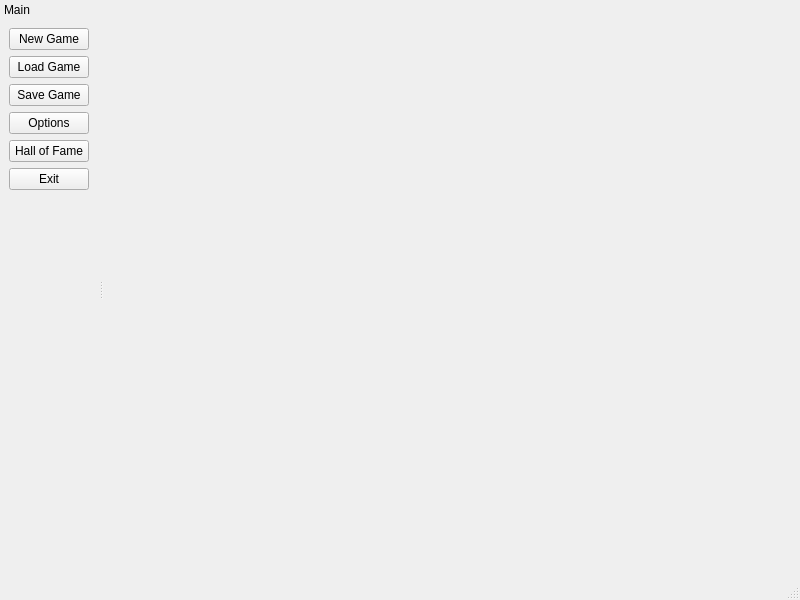
First picture: the form in Qt/2DGUI/MainWindow.ui, repository mbrucher/TBSE, before the edit.
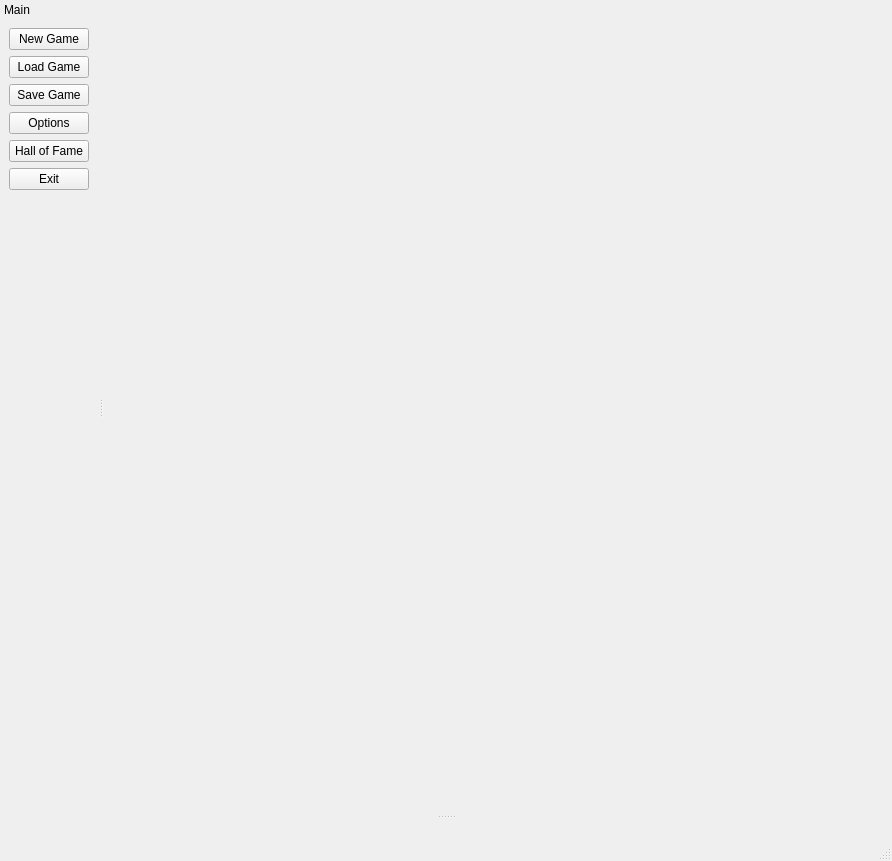
Second picture: the form after the edit.

The edit to the form file:
```diff
--- a/Qt/2DGUI/MainWindow.ui
+++ b/Qt/2DGUI/MainWindow.ui
@@ -6,8 +6,8 @@
    <rect>
     <x>0</x>
     <y>0</y>
-    <width>800</width>
-    <height>600</height>
+    <width>892</width>
+    <height>861</height>
    </rect>
   </property>
   <property name="windowTitle">
@@ -100,6 +100,18 @@
     </layout>
    </widget>
   </widget>
+  <widget class="QDockWidget" name="interactionDock">
+   <property name="features">
+    <set>QDockWidget::NoDockWidgetFeatures</set>
+   </property>
+   <property name="windowTitle">
+    <string/>
+   </property>
+   <attribute name="dockWidgetArea">
+    <number>8</number>
+   </attribute>
+   <widget class="QWidget" name="dockWidgetContents_2"/>
+  </widget>
  </widget>
  <resources/>
  <connections>
```
Left out of the diff: 27 changed lines with no effect on the pictures.
